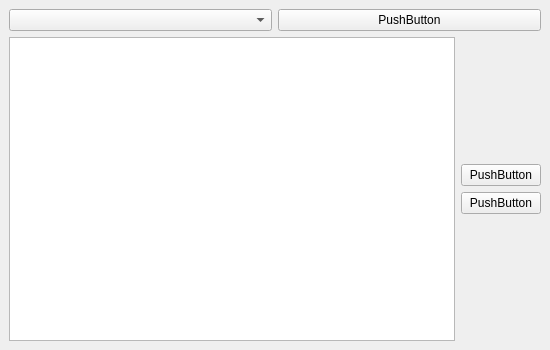
This is rqt_record/resource/mainwindow.ui in sonia-auv/ros2_rqt_sonia_plugins as Qt 5 draws it before an edit. The edited form follows.
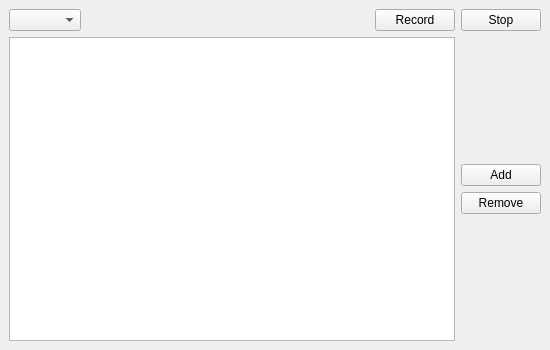
This is the edited form.

Commit message: LOG-169: testing topic names

```diff
--- a/rqt_record/resource/mainwindow.ui
+++ b/rqt_record/resource/mainwindow.ui
@@ -39,9 +39,29 @@
        <widget class="QComboBox" name="comboBox"/>
       </item>
       <item>
-       <widget class="QPushButton" name="pushButton">
+       <spacer name="horizontalSpacer">
+        <property name="orientation">
+         <enum>Qt::Horizontal</enum>
+        </property>
+        <property name="sizeHint" stdset="0">
+         <size>
+          <width>40</width>
+          <height>20</height>
+         </size>
+        </property>
+       </spacer>
+      </item>
+      <item>
+       <widget class="QPushButton" name="recordBtn">
         <property name="text">
-         <string>PushButton</string>
+         <string>Record</string>
+        </property>
+       </widget>
+      </item>
+      <item>
+       <widget class="QPushButton" name="stopBtn">
+        <property name="text">
+         <string>Stop</string>
         </property>
        </widget>
       </item>
@@ -70,14 +90,14 @@
         <item>
          <widget class="QPushButton" name="pushButton_3">
           <property name="text">
-           <string>PushButton</string>
+           <string>Add</string>
           </property>
          </widget>
         </item>
         <item>
          <widget class="QPushButton" name="pushButton_2">
           <property name="text">
-           <string>PushButton</string>
+           <string>Remove</string>
           </property>
          </widget>
         </item>
```
Left out of the diff: 8 changed lines with no effect on the pictures. The commit also changes 2 other files.
